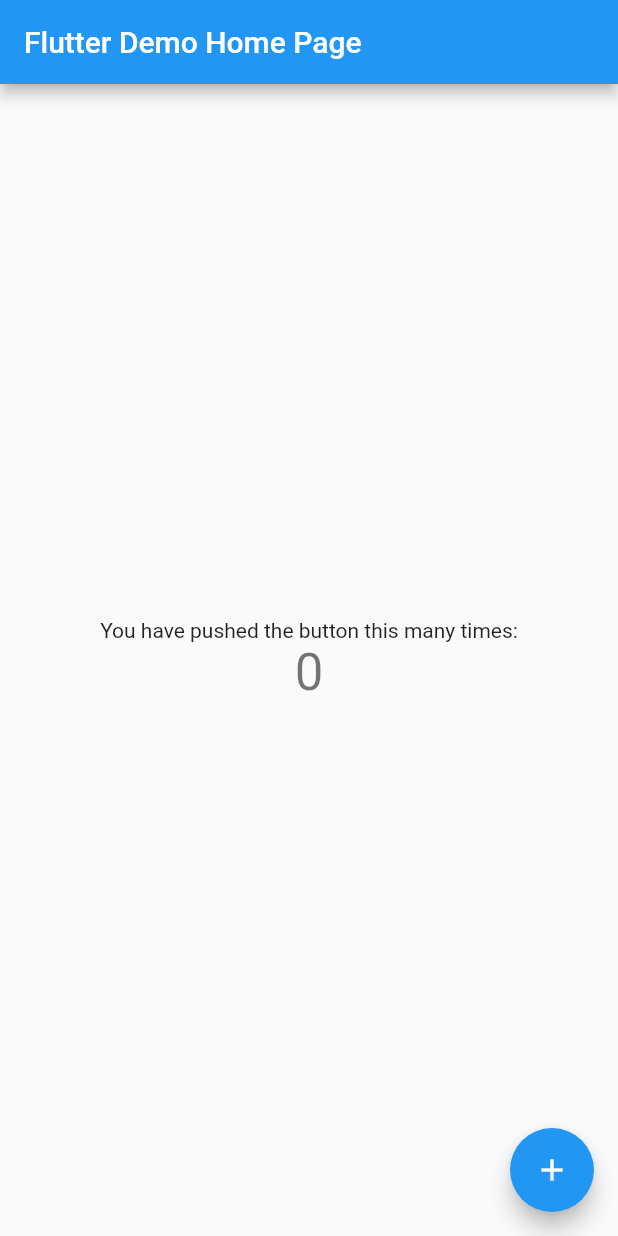
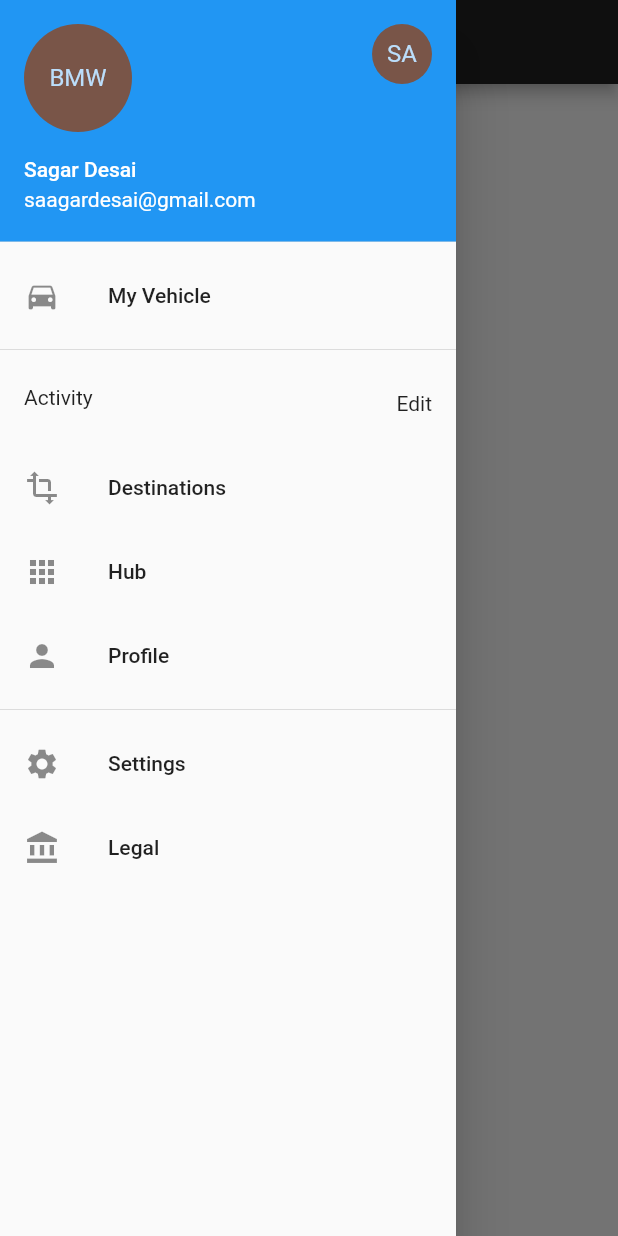
Before and after one commit to sagardesai90/flutter_connected, a Flutter app: the screen it shows after launch, with the side drawer open (before the commit the screen has no drawer), on a phone screen of 412 x 824 dp. Run offline on Flutter 3.47's test engine with Material 2 defaults, Android fonts, the phone set to English and light mode, and no system bars.

```diff
--- a/lib/main.dart
+++ b/lib/main.dart
@@ -1,111 +1,141 @@
 import 'package:flutter/material.dart';
 
-void main() => runApp(MyApp());
+const String _AccountName = 'Sagar Desai';
+const String _AccountEmail = 'saagardesai@gmail.com';
+const String _AccountAbbr = 'BMW';
 
-class MyApp extends StatelessWidget {
-  // This widget is the root of your application.
+void main() => runApp(new Keeper());
+
+class Keeper extends StatelessWidget {
   @override
   Widget build(BuildContext context) {
-    return MaterialApp(
-      title: 'Flutter Demo',
-      theme: ThemeData(
-        // This is the theme of your application.
-        //
-        // Try running your application with "flutter run". You'll see the
-        // application has a blue toolbar. Then, without quitting the app, try
-        // changing the primarySwatch below to Colors.green and then invoke
-        // "hot reload" (press "r" in the console where you ran "flutter run",
-        // or simply save your changes to "hot reload" in a Flutter IDE).
-        // Notice that the counter didn't reset back to zero; the application
-        // is not restarted.
-        primarySwatch: Colors.blue,
+    return new MaterialApp(
+      title: 'BMW Connected',
+      theme: new ThemeData(
+        primaryColor: Colors.grey.shade900
       ),
-      home: MyHomePage(title: 'Flutter Demo Home Page'),
+      home: new KeeperDrawer(),
     );
   }
 }
 
-class MyHomePage extends StatefulWidget {
-  MyHomePage({Key key, this.title}) : super(key: key);
 
-  // This widget is the home page of your application. It is stateful, meaning
-  // that it has a State object (defined below) that contains fields that affect
-  // how it looks.
-
-  // This class is the configuration for the state. It holds the values (in this
-  // case the title) provided by the parent (in this case the App widget) and
-  // used by the build method of the State. Fields in a Widget subclass are
-  // always marked "final".
-
-  final String title;
-
-  @override
-  _MyHomePageState createState() => _MyHomePageState();
-}
-
-class _MyHomePageState extends State<MyHomePage> {
-  int _counter = 0;
-
-  void _incrementCounter() {
-    setState(() {
-      // This call to setState tells the Flutter framework that something has
-      // changed in this State, which causes it to rerun the build method below
-      // so that the display can reflect the updated values. If we changed
-      // _counter without calling setState(), then the build method would not be
-      // called again, and so nothing would appear to happen.
-      _counter++;
-    });
-  }
+class KeeperDrawer extends StatelessWidget {
+// refer: https://docs.flutter.io/flutter/widgets/ListView-class.html
+// refer: https://docs.flutter.io/flutter/widgets/GestureDetector-class.html
+// refer: https://docs.flutter.io/flutter/material/ListTile-class.html
 
   @override
   Widget build(BuildContext context) {
-    // This method is rerun every time setState is called, for instance as done
-    // by the _incrementCounter method above.
-    //
-    // The Flutter framework has been optimized to make rerunning build methods
-    // fast, so that you can just rebuild anything that needs updating rather
-    // than having to individually change instances of widgets.
-    return Scaffold(
-      appBar: AppBar(
-        // Here we take the value from the MyHomePage object that was created by
-        // the App.build method, and use it to set our appbar title.
-        title: Text(widget.title),
+    return new Scaffold(
+      drawer: new Drawer(
+        child: new ListView(
+          padding: const EdgeInsets.only(top: 0.0),
+          children: <Widget>[
+            new UserAccountsDrawerHeader(
+              accountName: const Text(_AccountName),
+              accountEmail: const Text(_AccountEmail),
+              currentAccountPicture: new CircleAvatar(
+                backgroundColor: Colors.brown,
+                child: new Text(_AccountAbbr)
+              ),
+              otherAccountsPictures: <Widget>[
+                new GestureDetector(
+                  onTap: () => _onTapOtherAccounts(context),
+                  child: new Semantics(
+                    label: 'Switch Account',
+                    child: new CircleAvatar(
+                      backgroundColor: Colors.brown,
+                      child: new Text('SA'),
+                    ),
+                  ),
+                )
+	            ]
+            ),
+            new ListTile(
+              leading: new Icon(Icons.directions_car),
+              title: new Text('My Vehicle'),
+              onTap: () => _onListTileTap(context),
+            ),
+            new Divider(),
+            new ListTile(
+              leading: new Text('Activity'),
+              trailing: new Text('Edit'),
+              onTap: () => _onListTileTap(context),
+            ),
+            new ListTile(
+              leading: new Icon(Icons.transform),
+              title: new Text('Destinations'),
+              onTap: () => _onListTileTap(context),
+            ),
+            new ListTile(
+              leading: new Icon(Icons.apps),
+              title: new Text('Hub'),
+              onTap: () => _onListTileTap(context),
+            ),
+            new ListTile(
+              leading: new Icon(Icons.person),
+              title: new Text('Profile'),
+              onTap: () => _onListTileTap(context),
+            ),
+            new Divider(),
+
+
+            new ListTile(
+              leading: new Icon(Icons.settings),
+              title: new Text('Settings'),
+              onTap: () => _onListTileTap(context),
+            ),
+            new ListTile(
+              leading: new Icon(Icons.account_balance),
+              title: new Text('Legal'),
+              onTap: () => _onListTileTap(context),
+            ),
+          ]
+        )
       ),
-      body: Center(
-        // Center is a layout widget. It takes a single child and positions it
-        // in the middle of the parent.
-        child: Column(
-          // Column is also layout widget. It takes a list of children and
-          // arranges them vertically. By default, it sizes itself to fit its
-          // children horizontally, and tries to be as tall as its parent.
-          //
-          // Invoke "debug painting" (press "p" in the console, choose the
-          // "Toggle Debug Paint" action from the Flutter Inspector in Android
-          // Studio, or the "Toggle Debug Paint" command in Visual Studio Code)
-          // to see the wireframe for each widget.
-          //
-          // Column has various properties to control how it sizes itself and
-          // how it positions its children. Here we use mainAxisAlignment to
-          // center the children vertically; the main axis here is the vertical
-          // axis because Columns are vertical (the cross axis would be
-          // horizontal).
-          mainAxisAlignment: MainAxisAlignment.center,
-          children: <Widget>[
-            Text(
-              'You have pushed the button this many times:',
-            ),
-            Text(
-              '$_counter',
-              style: Theme.of(context).textTheme.display1,
-            ),
-          ],
-        ),
+      appBar: new AppBar(
+        title: new Text('BMW Connected'),
       ),
-      floatingActionButton: FloatingActionButton(
-        onPressed: _incrementCounter,
-        tooltip: 'Increment',
-        child: Icon(Icons.add),
-      ), // This trailing comma makes auto-formatting nicer for build methods.
+      body: new Center(
+        child: new Text('Hello World!')
+      )
+    );
+  }
+
+  _onTapOtherAccounts(BuildContext context) {
+    Navigator.of(context).pop();
+    showDialog<Null>(
+      context: context,
+      child: new AlertDialog(
+        title: const Text('Account switching not implemented.'),
+        actions: <Widget>[
+          new FlatButton(
+            child: const Text('OK'),
+            onPressed: () {
+              Navigator.of(context).pop();
+            },
+          ),
+        ],
+      ),
+    );
+  }
+
+  _onListTileTap(BuildContext context) {
+    Navigator.of(context).pop();
+    showDialog<Null>(
+      context: context,
+      child: new AlertDialog(
+        title: const Text('Not Implemented'),
+        actions: <Widget>[
+          new FlatButton(
+            child: const Text('OK'),
+            onPressed: () {
+              Navigator.of(context).pop();
+            },
+          ),
+        ],
+      ),
     );
   }
 }
```
